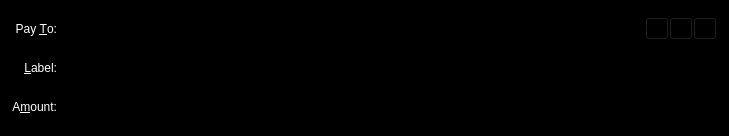
Before: the Qt Designer form src/qt/forms/sendcoinsentry.ui in NoirX/NoirShares-v2-old, drawn with Qt 5.
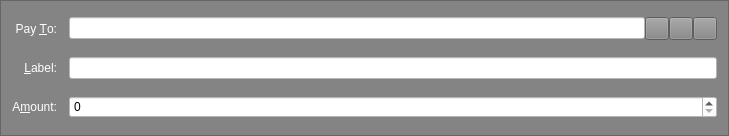
After: the same form once the commit is applied. Icons and pictures are not drawn. Custom widgets are drawn as their Qt base class.

The edit to the form file:
```diff
--- a/src/qt/forms/sendcoinsentry.ui
+++ b/src/qt/forms/sendcoinsentry.ui
@@ -14,7 +14,7 @@
    <string>Form</string>
   </property>
   <property name="styleSheet">
-   <string notr="true">background-color: rgb(0, 0, 0);
+   <string notr="true">background-color: rgb(132, 132, 132);
 color: rgb(255, 255, 255);</string>
   </property>
   <property name="frameShape">
@@ -54,24 +54,12 @@
     </widget>
    </item>
    <item row="5" column="1">
-    <widget class="BitcoinAmountField" name="payAmount"/>
-   </item>
-   <item row="4" column="1">
-    <layout class="QHBoxLayout" name="horizontalLayout_2">
-     <property name="spacing">
-      <number>0</number>
+    <widget class="BitcoinAmountField" name="payAmount">
+     <property name="styleSheet">
+      <string notr="true">color: rgb(0, 0, 0);
+background-color: rgb(255, 255, 255);</string>
      </property>
-     <item>
-      <widget class="QValidatedLineEdit" name="addAsLabel">
-       <property name="enabled">
-        <bool>true</bool>
-       </property>
-       <property name="toolTip">
-        <string>Enter a label for this address to add it to your address book</string>
-       </property>
-      </widget>
-     </item>
-    </layout>
+    </widget>
    </item>
    <item row="4" column="0">
     <widget class="QLabel" name="label_4">
@@ -94,7 +82,11 @@
      <item>
       <widget class="QValidatedLineEdit" name="payTo">
        <property name="toolTip">
-        <string>The address to send the payment to  (e.g. NcC3WYmjRRj6UrRXyGxdX5xMoHVuR8oQZR)</string>
+        <string>The address to send the payment to (e.g. 1NS17iag9jJgTHD1VXjvLCEnZuQ3rJDE9L)</string>
+       </property>
+       <property name="styleSheet">
+        <string notr="true">background-color: rgb(255, 255, 255);
+color: rgb(0, 0, 0);</string>
        </property>
        <property name="maxLength">
         <number>34</number>
@@ -151,20 +143,31 @@
      </item>
     </layout>
    </item>
+   <item row="4" column="1">
+    <widget class="QValidatedLineEdit" name="addAsLabel">
+     <property name="toolTip">
+      <string>Enter a label for this address to add it to your address book</string>
+     </property>
+     <property name="styleSheet">
+      <string notr="true">background-color: rgb(255, 255, 255);
+color: rgb(0, 0, 0);</string>
+     </property>
+    </widget>
+   </item>
   </layout>
  </widget>
  <customwidgets>
-  <customwidget>
-   <class>QValidatedLineEdit</class>
-   <extends>QLineEdit</extends>
-   <header>qvalidatedlineedit.h</header>
-  </customwidget>
   <customwidget>
    <class>BitcoinAmountField</class>
-   <extends>QLineEdit</extends>
+   <extends>QSpinBox</extends>
    <header>bitcoinamountfield.h</header>
    <container>1</container>
   </customwidget>
+  <customwidget>
+   <class>QValidatedLineEdit</class>
+   <extends>QLineEdit</extends>
+   <header>qvalidatedlineedit.h</header>
+  </customwidget>
  </customwidgets>
  <resources>
   <include location="../bitcoin.qrc"/>
```
